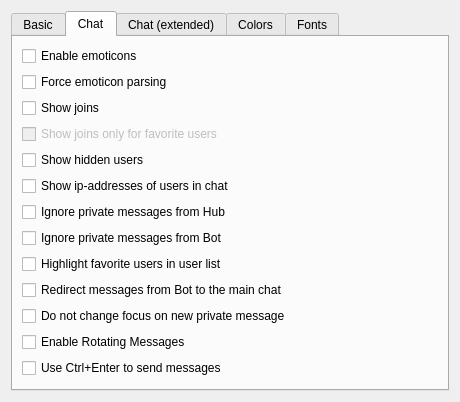
First picture: the form in eiskaltdcpp-qt/ui/UISettingsGUI.ui, repository eiskaltdcpp/eiskaltdcpp, before the edit.
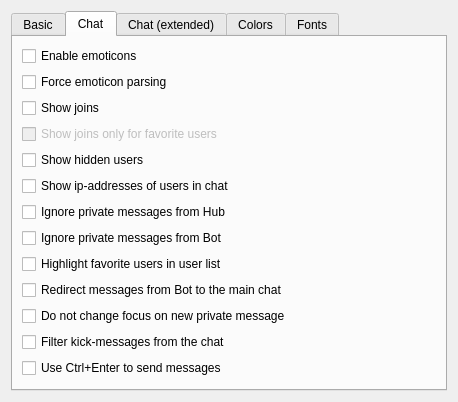
Second picture: the form after the edit. The open tabs and pages were chosen to show the change. Custom widgets are drawn as their Qt base class.

Patch:
```diff
--- a/eiskaltdcpp-qt/ui/UISettingsGUI.ui
+++ b/eiskaltdcpp-qt/ui/UISettingsGUI.ui
@@ -6,8 +6,8 @@
    <rect>
     <x>0</x>
     <y>0</y>
-    <width>460</width>
-    <height>370</height>
+    <width>458</width>
+    <height>368</height>
    </rect>
   </property>
   <property name="windowTitle">
@@ -328,7 +328,7 @@
        <item>
         <widget class="QCheckBox" name="checkBox_ROTATING">
          <property name="text">
-          <string>Enable Rotating Messages</string>
+          <string>Filter kick-messages from the chat</string>
          </property>
         </widget>
        </item>
```
